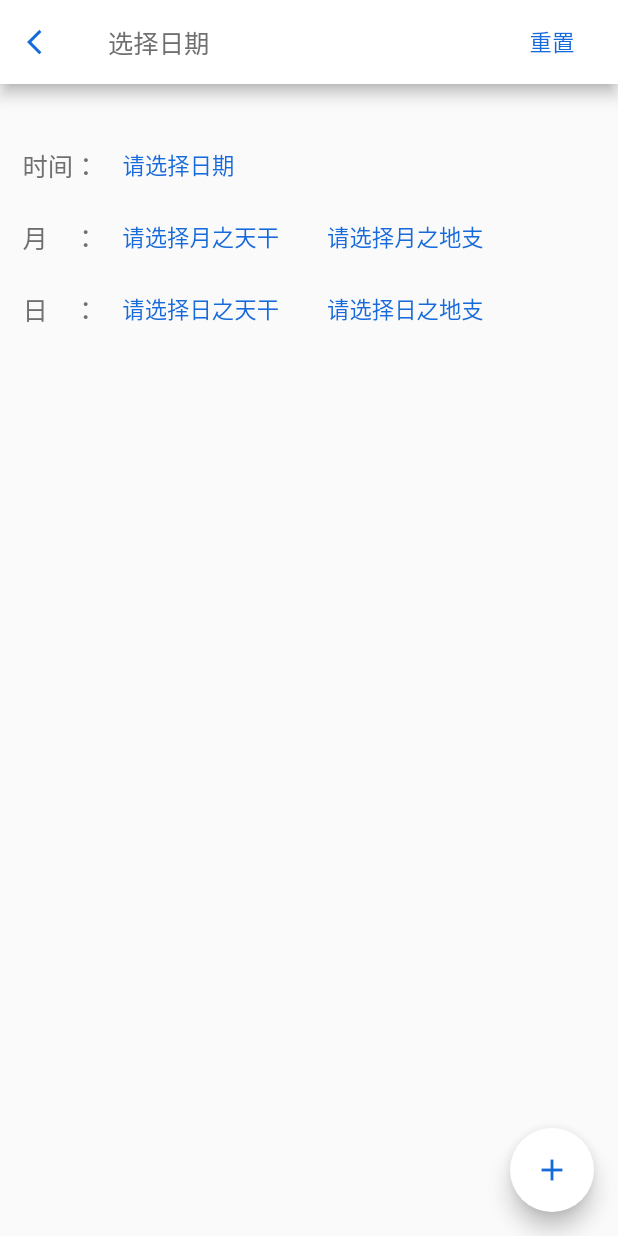
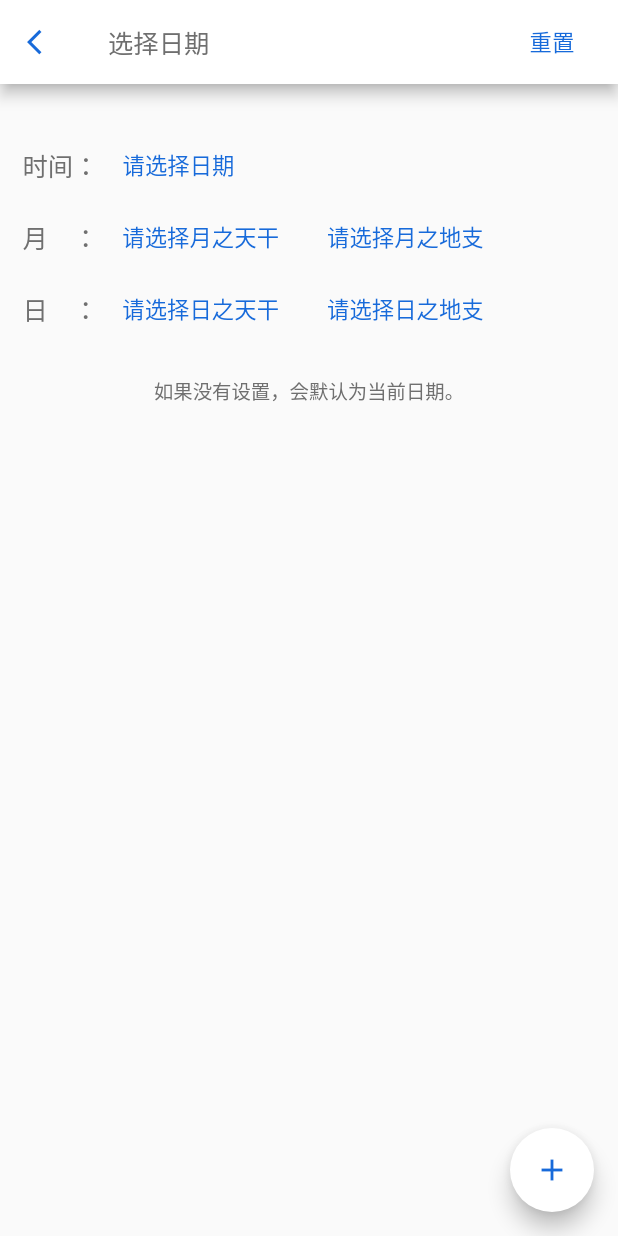
Before and after one commit to yangfu132/flutter_perpttual_calendar, a Flutter app: the screen it shows after launch, after a tap on "选择日期", on a phone screen of 412 x 824 dp. Run offline on Flutter 3.47's test engine with Material 2 defaults, Android fonts, the phone set to English and light mode, and no system bars; missing offline and left inert: lunar_calendar_converter.

Commit message:
demo:添加选择干支的功能

```diff
--- a/lib/src/Business/PWBEarthBranchModel.dart
+++ b/lib/src/Business/PWBEarthBranchModel.dart
@@ -356,4 +356,8 @@ class PWBEarthBranchModel {
 
     return result;
   }
+
+  static List<String> earthBranch() {
+    return ["子", "丑", "寅", "末", "辰", "巳", "午", "未", "申", "酉", "戌", "亥"];
+  }
 }
--- a/lib/src/Business/PWBSkyTrunkModel.dart
+++ b/lib/src/Business/PWBSkyTrunkModel.dart
@@ -168,4 +168,8 @@ class PWBSkyTrunkModel {
 
     return result;
   }
+
+  static List<String> skyTrunk() {
+    return ["甲", "乙", "丙", "丁", "午", "己", "庚", "辛", "壬", "癸"];
+  }
 }
--- /dev/null
+++ b/lib/src/Context/PCCGloable.dart
@@ -0,0 +1,4 @@
+const double const_iPhone11_width = 414;
+const String const_color_label = '0xFF6F6F6F';
+const String const_color_action = '0xFF176ADA';
+const String const_color_separate = '0xFFDFDFDF';
--- /dev/null
+++ b/lib/src/UI/PCUDateButton.dart
@@ -0,0 +1,23 @@
+import 'package:flutter/material.dart';
+import '../Context/PCCGloable.dart';
+
+class PCUDateButton extends StatelessWidget {
+  PCUDateButton(this.title, this.onPress, {Key key});
+  final String title;
+  final VoidCallback onPress;
+  @override
+  Widget build(BuildContext context) {
+    double _screenScale =
+        MediaQuery.of(context).size.width / const_iPhone11_width;
+    return FlatButton(
+      onPressed: this.onPress,
+      child: Text(
+        this.title,
+        style: TextStyle(
+          fontSize: 15 * _screenScale,
+          color: Color(int.parse(const_color_action)),
+        ),
+      ),
+    );
+  }
+}
--- /dev/null
+++ b/lib/src/UI/PCUDateTile.dart
@@ -0,0 +1,19 @@
+import 'package:flutter/material.dart';
+import '../Context/PCCGloable.dart';
+
+class PCUDateTile extends StatelessWidget {
+  PCUDateTile(this.title, {Key key});
+  final String title;
+  @override
+  Widget build(BuildContext context) {
+    double _screenScale =
+        MediaQuery.of(context).size.width / const_iPhone11_width;
+    return Text(
+      this.title,
+      style: TextStyle(
+        fontSize: 17 * _screenScale,
+        color: Color(int.parse(const_color_label)),
+      ),
+    );
+  }
+}
--- a/lib/src/UI/PCUSelectDateRoute.dart
+++ b/lib/src/UI/PCUSelectDateRoute.dart
@@ -1,18 +1,14 @@
 import 'package:flutter/material.dart';
-import 'PerpttualCalendarWidget.dart';
+import '../Context/PCCGloable.dart';
+import '../Business/PWBEarthBranchModel.dart';
+import '../Business/PWBSkyTrunkModel.dart';
+import 'PCUDateButton.dart';
+import 'PCUDateTile.dart';
+import 'PCUSingleActionRoute.dart';
+import 'PCUListEntryRoute.dart';
 
 class PCUSelectDateRoute extends StatefulWidget {
   PCUSelectDateRoute({Key key, this.title}) : super(key: key);
-
-  // This widget is the home page of your application. It is stateful, meaning
-  // that it has a State object (defined below) that contains fields that affect
-  // how it looks.
-
-  // This class is the configuration for the state. It holds the values (in this
-  // case the title) provided by the parent (in this case the App widget) and
-  // used by the build method of the State. Fields in a Widget subclass are
-  // always marked "final".
-
   final String title;
 
   @override
@@ -20,164 +16,108 @@ class PCUSelectDateRoute extends StatefulWidget {
 }
 
 class _PCUSelectDateRouteState extends State<PCUSelectDateRoute> {
-  int _counter = 0;
-
-  void _incrementCounter() {
-    setState(() {
-      // This call to setState tells the Flutter framework that something has
-      // changed in this State, which causes it to rerun the build method below
-      // so that the display can reflect the updated values. If we changed
-      // _counter without calling setState(), then the build method would not be
-      // called again, and so nothing would appear to happen.
-      _counter++;
-    });
-  }
+  String _strDateBtn = '请选择日期';
+  String _strMonthSkyBtn = '请选择月之天干';
+  String _strMonthEarthBtn = '请选择月之地支';
+  String _strDaySkyBtn = '请选择日之天干';
+  String _strDayEarthBtn = '请选择日之地支';
 
   @override
   Widget build(BuildContext context) {
-    double iphone11Width = 414;
-    double screenWidth = MediaQuery.of(context).size.width;
-    double screenScale = screenWidth / iphone11Width;
-    Color _defaultColor = Color(0xFF6F6F6F);
-    Color _btnColor = Color(0xFF176ADA);
-    return Theme(
-      data: ThemeData(primaryColor: Colors.white),
-      child: Scaffold(
-        appBar: AppBar(
-          title: Text(
-            widget.title,
-            style: TextStyle(
-              fontSize: 17 * screenScale,
-              color: _defaultColor,
-            ),
-          ),
-          leading: ConstrainedBox(
-            constraints: BoxConstraints(
-              minWidth: 50,
-            ),
-            child: IconButton(
-                icon: Icon(Icons.arrow_back_ios),
-                color: _btnColor,
-                iconSize: 20 * screenScale,
-                onPressed: () {}),
-          ),
-          actions: [
-            FlatButton(
-              onPressed: () {},
-              child: Text(
-                '重置',
-                style: TextStyle(
-                  fontSize: 15 * screenScale,
-                  color: _btnColor,
-                ),
-              ),
-            ),
-          ],
-        ),
-        body: Padding(
-          padding: EdgeInsets.only(
-            left: 15.0,
-            top: 30,
-          ),
+    double _screenScale =
+        MediaQuery.of(context).size.width / const_iPhone11_width;
+    return PCUSingleActionRoute(
+      title: widget.title,
+      strActionTitle: '重置',
+      actionCall: _onResetClicked,
+      floatingCall: _incrementCounter,
+      body: Column(
+        children: <Widget>[
+          Padding(
+            padding: EdgeInsets.only(left: 15.0, top: 30),
             child: Column(
               mainAxisAlignment: MainAxisAlignment.start,
               children: <Widget>[
                 Row(
                   children: [
-                  Text(
-                    '时间：',
-                    style: TextStyle(
-                      fontSize: 17 * screenScale,
-                      color: _defaultColor,
-                    ),
-                  ),
-                  FlatButton(
-                    onPressed: () {},
-                    child: Text(
-                      '请选择日期',
-                      style: TextStyle(
-                        fontSize: 15 * screenScale,
-                        color: _btnColor,
-                      ),
-                    ),
-                  ),
+                    PCUDateTile('时间：'),
+                    PCUDateButton(_strDateBtn, () {}),
                   ],
                 ),
                 Row(
                   children: [
-                  Text(
-                    '月    ：',
-                    style: TextStyle(
-                      fontSize: 17 * screenScale,
-                      color: _defaultColor,
-                    ),
-                  ),
-                  FlatButton(
-                    onPressed: () {},
-                    child: Text(
-                      '请选择月之天干',
-                      style: TextStyle(
-                        fontSize: 15 * screenScale,
-                        color: _btnColor,
-                      ),
-                    ),
-                  ),
-                  FlatButton(
-                    onPressed: () {},
-                    child: Text(
-                      '请选择月之地支',
-                      style: TextStyle(
-                        fontSize: 15 * screenScale,
-                        color: _btnColor,
-                      ),
-                    ),
-                  ),
+                    PCUDateTile('月    ：'),
+                    PCUDateButton(_strMonthSkyBtn, _onMonthSkyClicked),
+                    PCUDateButton(_strMonthEarthBtn, _onMonthEarthClicked),
                   ],
                 ),
                 Row(
                   children: [
-                  Text(
-                    '日    ：',
-                    style: TextStyle(
-                      fontSize: 17 * screenScale,
-                      color: _defaultColor,
-                    ),
-                  ),
-                  FlatButton(
-                    onPressed: () {},
-                    child: Text(
-                      '请选择日之天干',
-                      style: TextStyle(
-                        fontSize: 15 * screenScale,
-                        color: _btnColor,
-                      ),
-                    ),
-                  ),
-                  FlatButton(
-                    onPressed: () {},
-                    child: Text(
-                      '请选择日之地支',
-                      style: TextStyle(
-                        fontSize: 15 * screenScale,
-                        color: _btnColor,
-                      ),
-                    ),
-                  ),
+                    PCUDateTile('日    ：'),
+                    PCUDateButton(_strDaySkyBtn, _onDaySkyClicked),
+                    PCUDateButton(_strDayEarthBtn, _onDayEarthClicked),
                   ],
                 ),
               ],
             ),
           ),
-        floatingActionButton: FloatingActionButton(
-          onPressed: _incrementCounter,
-          backgroundColor: Colors.white,
-          tooltip: 'Increment',
-          child: Icon(
-            Icons.add,
-            color: _btnColor,
+          Padding(
+            padding: EdgeInsets.only(top: 21),
+            child: Text(
+              '如果没有设置，会默认为当前日期。',
+              style: TextStyle(
+                  color: Color(int.parse(const_color_label)),
+                  fontSize: 13 * _screenScale),
             ),
-        ), // This trailing comma makes auto-formatting nicer for build methods.
+          )
+        ],
       ),
     );
   }
+
+  void _onResetClicked() {
+    setState(() {
+      _strDateBtn = '请选择日期';
+      _strMonthSkyBtn = '请选择月之天干';
+      _strMonthEarthBtn = '请选择月之地支';
+      _strDaySkyBtn = '请选择日之天干';
+      _strDayEarthBtn = '请选择日之地支';
+    });
   }
+
+  void _onMonthSkyClicked() async {
+    _strMonthSkyBtn =
+        await Navigator.push(context, MaterialPageRoute(builder: (context) {
+      return PCUListEntryRoute(PWBSkyTrunkModel.skyTrunk());
+    }));
+    setState(() {});
+  }
+
+  void _onMonthEarthClicked() async {
+    _strMonthEarthBtn =
+        await Navigator.push(context, MaterialPageRoute(builder: (context) {
+      return PCUListEntryRoute(PWBEarthBranchModel.earthBranch());
+    }));
+    setState(() {});
+  }
+
+  void _onDaySkyClicked() async {
+    _strDaySkyBtn =
+        await Navigator.push(context, MaterialPageRoute(builder: (context) {
+      return PCUListEntryRoute(PWBSkyTrunkModel.skyTrunk());
+    }));
+    setState(() {});
+  }
+
+  void _onDayEarthClicked() async {
+    _strDayEarthBtn =
+        await Navigator.push(context, MaterialPageRoute(builder: (context) {
+      return PCUListEntryRoute(PWBEarthBranchModel.earthBranch());
+    }));
+    setState(() {});
+  }
+
+  void _incrementCounter() {
+    setState(() {});
+  }
+}
--- /dev/null
+++ b/lib/src/UI/PCUSingleActionRoute.dart
@@ -0,0 +1,64 @@
+import 'package:flutter/material.dart';
+import '../Context/PCCGloable.dart';
+import 'PCUDateButton.dart';
+import 'PCUDateTile.dart';
+
+class PCUSingleActionRoute extends StatefulWidget {
+  PCUSingleActionRoute(
+      {Key key,
+      this.title,
+      this.strActionTitle,
+      this.actionCall,
+      this.floatingCall,
+      this.body})
+      : super(key: key);
+  final String title;
+  final String strActionTitle;
+  final VoidCallback actionCall;
+  final VoidCallback floatingCall;
+  final Widget body;
+  @override
+  _PCUSingleActionRouteState createState() => _PCUSingleActionRouteState();
+}
+
+class _PCUSingleActionRouteState extends State<PCUSingleActionRoute> {
+  @override
+  Widget build(BuildContext context) {
+    double _screenScale =
+        MediaQuery.of(context).size.width / const_iPhone11_width;
+
+    return Theme(
+      data: ThemeData(primaryColor: Colors.white),
+      child: Scaffold(
+        appBar: AppBar(
+          title: PCUDateTile(widget.title),
+          leading: ConstrainedBox(
+            constraints: BoxConstraints(
+              minWidth: 50,
+            ),
+            child: IconButton(
+                icon: Icon(Icons.arrow_back_ios),
+                color: Color(int.parse(const_color_action)),
+                iconSize: 20 * _screenScale,
+                onPressed: () {
+                  Navigator.pop(context);
+                }),
+          ),
+          actions: [
+            PCUDateButton(widget.strActionTitle, widget.actionCall),
+          ],
+        ),
+        body: widget.body,
+        floatingActionButton: FloatingActionButton(
+          onPressed: widget.floatingCall,
+          backgroundColor: Colors.white,
+          tooltip: 'Increment',
+          child: Icon(
+            Icons.add,
+            color: Color(int.parse(const_color_action)),
+          ),
+        ), // This trailing comma makes auto-formatting nicer for build methods.
+      ),
+    );
+  }
+}
```
Also changed, not shown: lib/src/UI/PCUListEntryRoute.dart (added, +44 -0 lines). Lines whose indentation alone changed are shown as unchanged.
